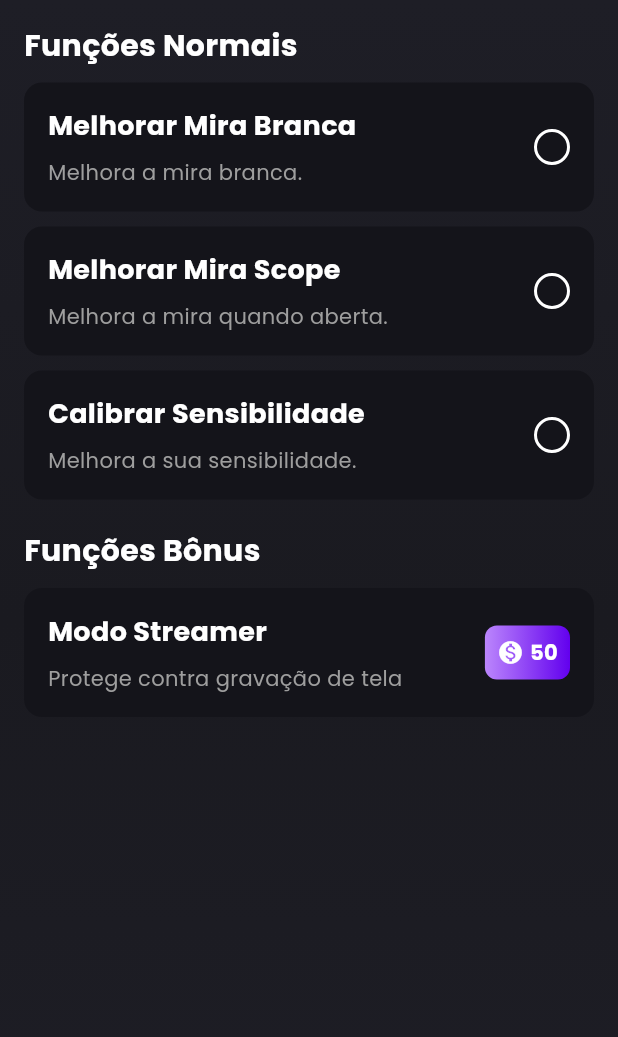
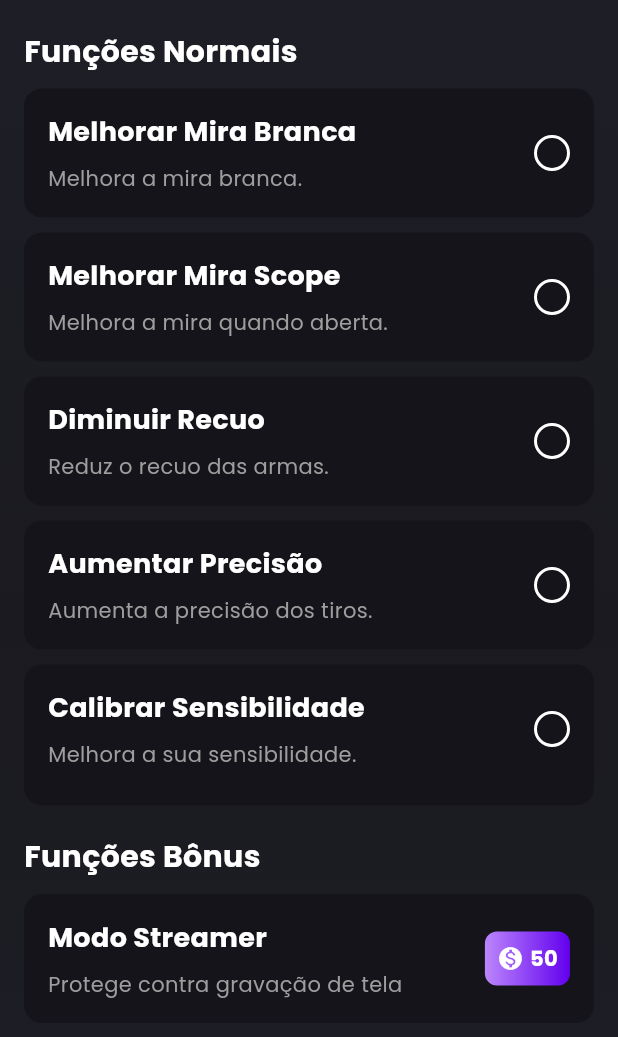
Before and after one commit to fallenxiters/external, a Flutter app: the FuncoesScreen screen opened directly, after a tap on "50", on a phone screen of 412 x 824 dp. Shown: the top 1037 px of the screen. Run offline on Flutter 3.47's test engine with Material 3 defaults, Android fonts, the phone set to English and light mode, and no system bars; our stand-ins replace flutter_secure_storage, google_fonts, google_mobile_ads, shared_preferences; accounts and stored records are empty; network calls fail.

Commit message:
Sua mensagem de commit aqui

```diff
--- a/lib/funcoes_screen.dart
+++ b/lib/funcoes_screen.dart
@@ -20,13 +20,14 @@ class FuncoesScreen extends StatefulWidget {
 }
 
 class _FuncoesScreenState extends State<FuncoesScreen> {
-  List<bool> _selectedOptions = [false, false, false];
-  List<bool> _isLoading = [false, false, false];
+  List<bool> _selectedOptions = [false, false, false, false, false];
+  List<bool> _isLoading = [false, false, false, false, false];
   int _coins = 0;
   WebSocketService? _webSocketService;
   List<String> _activeFunctions = [];
   bool _isAntiGravacaoActivated = false;
   bool _isAntiGravacaoLoading = false;
+  double _sensibilidadeEficacia = 0;
   InterstitialAd? _interstitialAd;
   bool _isInterstitialAdReady = false;
 
@@ -75,7 +76,10 @@ class _FuncoesScreenState extends State<FuncoesScreen> {
       _selectedOptions[0] = prefs.getBool('option_0') ?? false;
       _selectedOptions[1] = prefs.getBool('option_1') ?? false;
       _selectedOptions[2] = prefs.getBool('option_2') ?? false;
+      _selectedOptions[3] = prefs.getBool('option_3') ?? false;
+      _selectedOptions[4] = prefs.getBool('option_4') ?? false;
       _isAntiGravacaoActivated = prefs.getBool('anti_gravacao_activated') ?? false;
+      _sensibilidadeEficacia = prefs.getDouble('sensibilidade_eficacia') ?? 0;
     });
   }
 
@@ -117,6 +121,54 @@ class _FuncoesScreenState extends State<FuncoesScreen> {
     });
   }
 
+  Future<void> _toggleOption(int index, String title) async {
+    setState(() {
+      _isLoading[index] = true;
+    });
+
+    await Future.delayed(const Duration(seconds: 1));
+
+    bool newState = !_selectedOptions[index];
+
+    _webSocketService?.sendMessage(jsonEncode({
+      'action': 'toggle_function',
+      'user_key': await _storage.read(key: 'user_key'),
+      'function_name': title,
+      'activated': newState,
+    }));
+
+    setState(() {
+      _selectedOptions[index] = newState;
+      _isLoading[index] = false;
+    });
+
+    _saveSelectedOption(index, newState);
+
+    await showSuccessSheet(context, '$title foi ${newState ? 'ativado' : 'desativado'} com sucesso.');
+  }
+
+  Future<void> _toggleAntiGravacao() async {
+    setState(() {
+      _isAntiGravacaoLoading = true;
+    });
+
+    await Future.delayed(const Duration(seconds: 1));
+
+    setState(() {
+      _isAntiGravacaoActivated = !_isAntiGravacaoActivated;
+      _isAntiGravacaoLoading = false;
+      _saveAntiGravacaoState();
+    });
+
+    await showSuccessSheet(context, 'Modo Streamer foi ${_isAntiGravacaoActivated ? 'ativado' : 'desativado'} com sucesso.');
+
+    if (_isAntiGravacaoActivated) {
+      await _toggleAntiGravacaoNative("activateAntiGravacao");
+    } else {
+      await _toggleAntiGravacaoNative("deactivateAntiGravacao");
+    }
+  }
+
   Future<void> _purchaseFunctionWithCoins(String title, int cost) async {
     setState(() {
       _isAntiGravacaoLoading = true;
@@ -146,33 +198,14 @@ class _FuncoesScreenState extends State<FuncoesScreen> {
     });
   }
 
-  Future<void> _saveAntiGravacaoState() async {
-    SharedPreferences prefs = await SharedPreferences.getInstance();
-    prefs.setBool('anti_gravacao_activated', _isAntiGravacaoActivated);
+  Future<void> _saveSelectedOption(int index, bool value) async {
+    final prefs = await SharedPreferences.getInstance();
+    prefs.setBool('option_$index', value);
   }
 
-  Future<void> _toggleAntiGravacao() async {
-    setState(() {
-      _isAntiGravacaoLoading = true;
-    });
-
-    await Future.delayed(const Duration(seconds: 1));
-
-    setState(() {
-      _isAntiGravacaoActivated = !_isAntiGravacaoActivated;
-      _isAntiGravacaoLoading = false;
-      _saveAntiGravacaoState();
-    });
-
-    await showSuccessSheet(context, 'Modo Streamer foi ${_isAntiGravacaoActivated ? 'ativada' : 'desativada'} com sucesso.');
-
-    if (_isAntiGravacaoActivated) {
-      // Ativa a proteção contra gravação de tela (chama o método nativo iOS)
-      await _toggleAntiGravacaoNative("activateAntiGravacao");
-    } else {
-      // Desativa a proteção contra gravação de tela (chama o método nativo iOS)
-      await _toggleAntiGravacaoNative("deactivateAntiGravacao");
-    }
+  Future<void> _saveAntiGravacaoState() async {
+    final prefs = await SharedPreferences.getInstance();
+    prefs.setBool('anti_gravacao_activated', _isAntiGravacaoActivated);
   }
 
   Future<void> _toggleAntiGravacaoNative(String method) async {
@@ -184,26 +217,9 @@ class _FuncoesScreenState extends State<FuncoesScreen> {
     }
   }
 
-  Future<void> _toggleOption(int index, String title) async {
-    setState(() {
-      _isLoading[index] = true;
-    });
-
-    await Future.delayed(const Duration(seconds: 1));
-
-    setState(() {
-      _selectedOptions[index] = !_selectedOptions[index];
-      _isLoading[index] = false;
-    });
-
-    _saveSelectedOption(index, _selectedOptions[index]);
-
-    await showSuccessSheet(context, '$title foi ${_selectedOptions[index] ? 'ativado' : 'desativado'} com sucesso.');
-  }
-
-  Future<void> _saveSelectedOption(int index, bool value) async {
+  Future<void> _saveSensibilidadeEficacia(double value) async {
     final prefs = await SharedPreferences.getInstance();
-    prefs.setBool('option_$index', value);
+    prefs.setDouble('sensibilidade_eficacia', value);
   }
 
   @override
@@ -221,9 +237,10 @@ class _FuncoesScreenState extends State<FuncoesScreen> {
             end: Alignment.bottomCenter,
           ),
         ),
-        padding: const EdgeInsets.all(16.0),
+        padding: const EdgeInsets.symmetric(horizontal: 16),
         child: ListView(
           children: [
+            const SizedBox(height: 20),
             Text(
               'Funções Normais',
               style: GoogleFonts.poppins(
@@ -237,7 +254,11 @@ class _FuncoesScreenState extends State<FuncoesScreen> {
             const SizedBox(height: 10),
             _buildFunctionCard('Melhorar Mira Scope', 'Melhora a mira quando aberta.', 1),
             const SizedBox(height: 10),
-            _buildFunctionCard('Calibrar Sensibilidade', 'Melhora a sua sensibilidade.', 2),
+            _buildFunctionCard('Diminuir Recuo', 'Reduz o recuo das armas.', 3),
+            const SizedBox(height: 10),
+            _buildFunctionCard('Aumentar Precisão', 'Aumenta a precisão dos tiros.', 4),
+            const SizedBox(height: 10),
+            _buildFunctionCardWithSlider('Calibrar Sensibilidade', 'Melhora a sua sensibilidade.', 2),
             const SizedBox(height: 20),
             Text(
               'Funções Bônus',
@@ -327,6 +348,104 @@ class _FuncoesScreenState extends State<FuncoesScreen> {
                     ),
                   ),
                 ),
+        ],
+      ),
+    );
+  }
+
+  Widget _buildFunctionCardWithSlider(String title, String subtitle, int index) {
+    return Container(
+      padding: const EdgeInsets.all(16.0),
+      decoration: BoxDecoration(
+        color: const Color(0xFF14141a),
+        borderRadius: BorderRadius.circular(12.0),
+      ),
+      child: Column(
+        crossAxisAlignment: CrossAxisAlignment.start,
+        children: [
+          Row(
+            mainAxisAlignment: MainAxisAlignment.spaceBetween,
+            children: [
+              Flexible(
+                child: Column(
+                  crossAxisAlignment: CrossAxisAlignment.start,
+                  children: [
+                    Text(
+                      title,
+                      overflow: TextOverflow.ellipsis,
+                      style: GoogleFonts.poppins(
+                        fontSize: 18,
+                        fontWeight: FontWeight.bold,
+                        color: Colors.white,
+                      ),
+                    ),
+                    const SizedBox(height: 8),
+                    Text(
+                      subtitle,
+                      overflow: TextOverflow.ellipsis,
+                      style: GoogleFonts.poppins(
+                        fontSize: 14,
+                        color: Colors.grey,
+                      ),
+                    ),
+                  ],
+                ),
+              ),
+              _isLoading[index]
+                  ? buildCustomLoader()
+                  : GestureDetector(
+                      onTap: () {
+                        showActionSheet(context, index, title, _selectedOptions[index], _toggleOption, _toggleAntiGravacao);
+                      },
+                      child: AnimatedContainer(
+                        duration: const Duration(milliseconds: 300),
+                        height: 24,
+                        width: 24,
+                        decoration: BoxDecoration(
+                          shape: BoxShape.circle,
+                          gradient: _selectedOptions[index]
+                              ? const LinearGradient(
+                                  colors: [Color(0xFFBB86FC), Color(0xFF6200EE)],
+                                  begin: Alignment.topLeft,
+                                  end: Alignment.bottomRight,
+                                )
+                              : null,
+                          border: Border.all(
+                            color: _selectedOptions[index] ? Colors.transparent : Colors.white,
+                            width: 2,
+                          ),
+                        ),
+                        child: AnimatedOpacity(
+                          opacity: _selectedOptions[index] ? 1.0 : 0.0,
+                          duration: const Duration(milliseconds: 300),
+                          child: _selectedOptions[index]
+                              ? const Icon(
+                                  Icons.check,
+                                  size: 16,
+                                  color: Colors.white,
+                                )
+                              : null,
+                        ),
+                      ),
+                    ),
+            ],
+          ),
+          const SizedBox(height: 8),
+          _selectedOptions[index]
+              ? Slider(
+                  value: _sensibilidadeEficacia,
+                  min: 0,
+                  max: 50,
+                  divisions: 50,
+                  label: _sensibilidadeEficacia.round().toString(),
+                  onChanged: (value) {
+                    setState(() {
+                      _sensibilidadeEficacia = value;
+                    });
+                    _saveSensibilidadeEficacia(value);
+                  },
+                )
+              : Container(),
         ],
       ),
     );
--- a/lib/update_section.dart
+++ b/lib/update_section.dart
@@ -7,7 +7,7 @@ class UpdateSection extends StatelessWidget {
   @override
   Widget build(BuildContext context) {
     return Container(
-      margin: const EdgeInsets.only(bottom: 80), // Espaço extra no fundo para evitar sobreposição do footer
+      margin: const EdgeInsets.only(bottom: 0), // Remove o espaçamento inferior
       decoration: BoxDecoration(
         color: const Color(0xFF14141a),
         borderRadius: BorderRadius.circular(10),
```
Also changed, not shown: lib/custom_header.dart (+17 -12 lines), lib/dashboard_section.dart (+115 -115 lines), lib/sidebar_menu.dart (+9 -1 lines), 1 other file.
